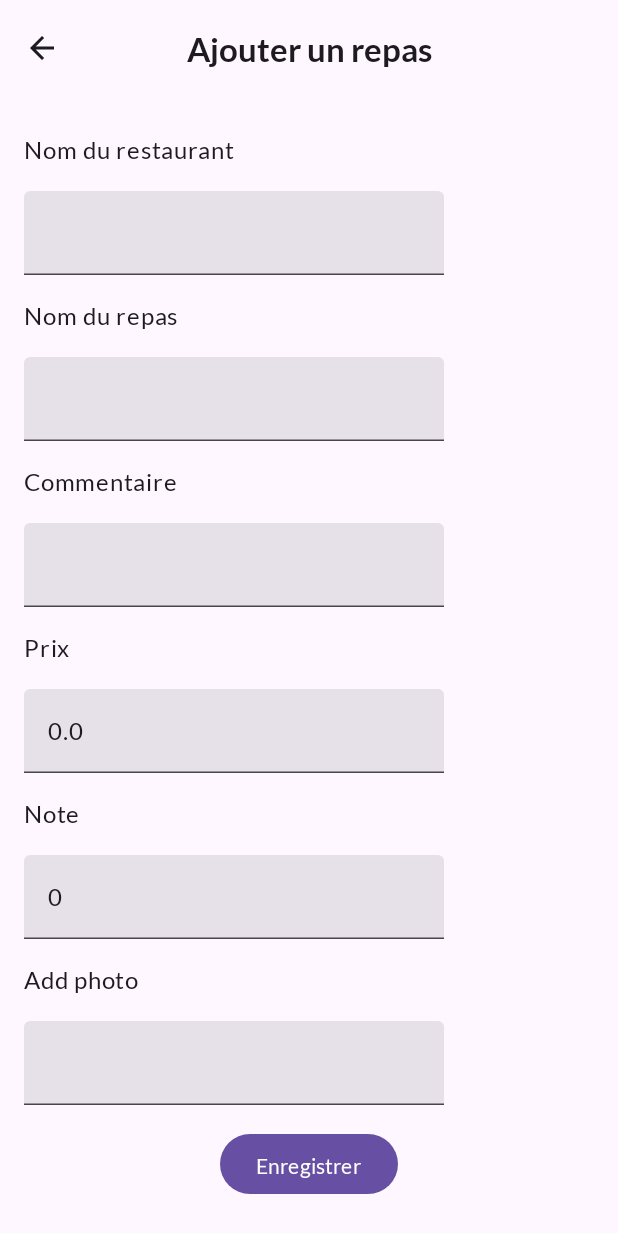
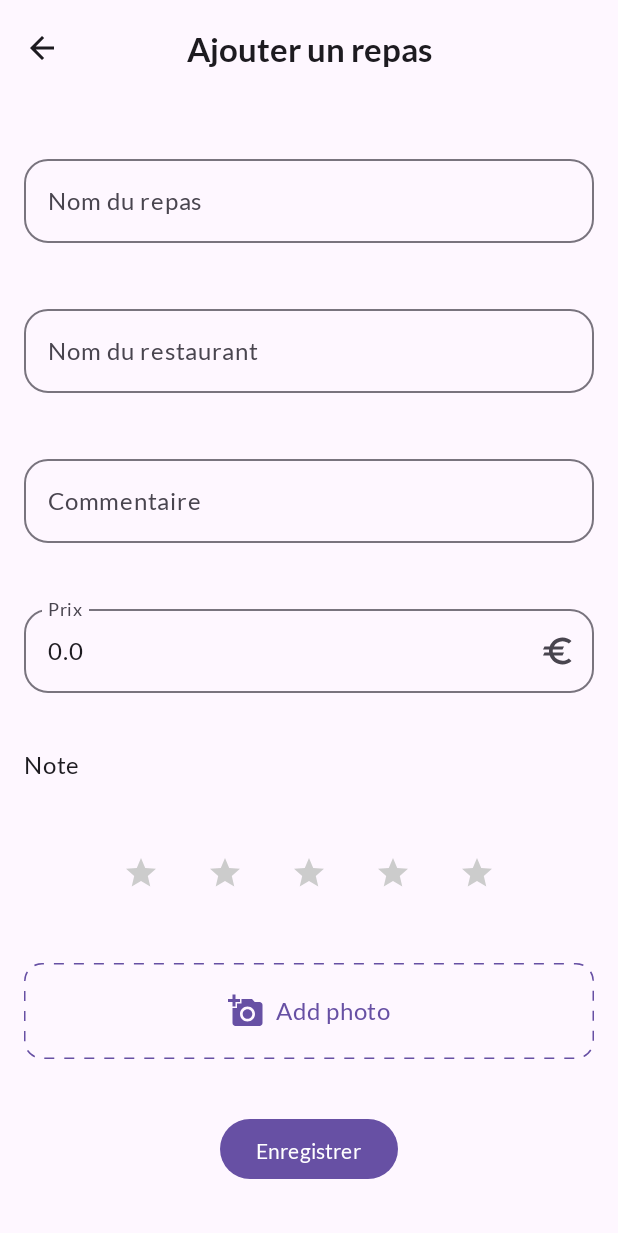
Before and after one commit to jeromedusanter95/Restorik, an Android app built with Jetpack Compose: the MealEditorScreen screen opened through its navigation route, on a phone screen of 412 x 824 dp. Shown: the top 1233 px of the screen. Run offline under Robolectric (Android 15) with nearby library versions, the phone set to English and light mode, and no system bars; our stand-ins replace Dagger/Hilt's generated code.

Commit message:
Add Editor Screen

```diff
--- a/core/ui/build.gradle.kts
+++ b/core/ui/build.gradle.kts
@@ -9,4 +9,5 @@ android {
 
 dependencies {
     api(projects.core.designSystem)
+    implementation(libs.androidx.compose.material.iconsExtended)
 }
--- /dev/null
+++ b/core/ui/src/main/java/com/jeromedusanter/restorik/core/ui/AddPhotoButton.kt
@@ -0,0 +1,83 @@
+package com.jeromedusanter.restorik.core.ui
+
+import androidx.compose.foundation.Canvas
+import androidx.compose.foundation.clickable
+import androidx.compose.foundation.layout.Arrangement
+import androidx.compose.foundation.layout.Box
+import androidx.compose.foundation.layout.Row
+import androidx.compose.foundation.layout.fillMaxWidth
+import androidx.compose.foundation.layout.height
+import androidx.compose.foundation.shape.RoundedCornerShape
+import androidx.compose.material.icons.Icons
+import androidx.compose.material.icons.filled.AddAPhoto
+import androidx.compose.material3.Icon
+import androidx.compose.material3.MaterialTheme
+import androidx.compose.material3.Text
+import androidx.compose.runtime.Composable
+import androidx.compose.ui.Alignment
+import androidx.compose.ui.Modifier
+import androidx.compose.ui.draw.clip
+import androidx.compose.ui.draw.drawBehind
+import androidx.compose.ui.geometry.CornerRadius
+import androidx.compose.ui.graphics.Color
+import androidx.compose.ui.graphics.PathEffect
+import androidx.compose.ui.graphics.drawscope.Stroke
+import androidx.compose.ui.tooling.preview.Preview
+import androidx.compose.ui.unit.dp
+import com.jeromedusanter.restorik.core.designsystem.theme.RestorikTheme
+
+@Composable
+fun AddPhotoButton(
+    onClick: () -> Unit,
+    modifier: Modifier = Modifier
+) {
+    // Use the color from your theme
+    val accentColor = MaterialTheme.colorScheme.primary
+
+    Box(
+        modifier = modifier
+            .fillMaxWidth()
+            .height(64.dp)
+            .clip(RoundedCornerShape(12.dp))
+            .clickable(onClick = onClick)
+    ) {
+        // Draw dashed border with theme color
+        Canvas(modifier = Modifier.matchParentSize()) {
+            val stroke = Stroke(
+                width = 2.dp.toPx(),
+                pathEffect = PathEffect.dashPathEffect(floatArrayOf(10f, 10f))
+            )
+            drawRoundRect(
+                color = accentColor,
+                style = stroke,
+                cornerRadius = CornerRadius(12.dp.toPx())
+            )
+        }
+
+        // Centered content
+        Row(
+            modifier = Modifier.align(Alignment.Center),
+            verticalAlignment = Alignment.CenterVertically,
+            horizontalArrangement = Arrangement.spacedBy(8.dp)
+        ) {
+            Icon(
+                imageVector = Icons.Default.AddAPhoto,
+                contentDescription = null,
+                tint = accentColor
+            )
+            Text(
+                text = "Add photo",
+                color = accentColor,
+                style = MaterialTheme.typography.bodyLarge
+            )
+        }
+    }
+}
+
+@Preview
+@Composable
+private fun AddPhotoButtonPreview() {
+    RestorikTheme {
+        AddPhotoButton(onClick = {})
+    }
+}
--- /dev/null
+++ b/core/ui/src/main/java/com/jeromedusanter/restorik/core/ui/RestorikOutlineTextField.kt
@@ -0,0 +1,48 @@
+package com.jeromedusanter.restorik.core.ui
+
+import androidx.compose.foundation.shape.RoundedCornerShape
+import androidx.compose.foundation.text.KeyboardOptions
+import androidx.compose.material3.OutlinedTextField
+import androidx.compose.material3.Text
+import androidx.compose.runtime.Composable
+import androidx.compose.ui.Modifier
+import androidx.compose.ui.tooling.preview.Preview
+import androidx.compose.ui.unit.dp
+import com.jeromedusanter.restorik.core.designsystem.theme.RestorikTheme
+
+
+@Composable
+fun RestorikOutlineTextField(
+    modifier: Modifier = Modifier,
+    value: String = "",
+    onValueChange: (String) -> Unit = {},
+    label: String? = null,
+    placeholder: String? = null,
+    singleLine: Boolean = true,
+    maxLines: Int = if (singleLine) 1 else Int.MAX_VALUE,
+    trailingIcon: @Composable (() -> Unit)? = null,
+    leadingIcon: @Composable (() -> Unit)? = null,
+    keyboardOptions: KeyboardOptions = KeyboardOptions.Default
+) {
+    OutlinedTextField(
+        value = value,
+        onValueChange = onValueChange,
+        modifier = modifier,
+        singleLine = singleLine,
+        maxLines = maxLines,
+        trailingIcon = trailingIcon,
+        leadingIcon = leadingIcon,
+        label = label?.takeIf { it.isNotBlank() }?.let { { Text(it) } },
+        placeholder = placeholder?.takeIf { it.isNotBlank() }?.let { { Text(it) } },
+        shape = RoundedCornerShape(16.dp),
+        keyboardOptions = keyboardOptions
+    )
+}
+
+@Preview(showBackground = true)
+@Composable
+private fun RestorikEditTextPreview() {
+    RestorikTheme {
+        RestorikOutlineTextField()
+    }
+}
--- /dev/null
+++ b/core/ui/src/main/java/com/jeromedusanter/restorik/core/ui/RestorikRatingBar.kt
@@ -0,0 +1,60 @@
+package com.jeromedusanter.restorik.core.ui
+
+import androidx.compose.foundation.layout.Arrangement
+import androidx.compose.foundation.layout.Row
+import androidx.compose.material.icons.Icons
+import androidx.compose.material.icons.filled.Star
+import androidx.compose.material3.Icon
+import androidx.compose.material3.IconButton
+import androidx.compose.runtime.Composable
+import androidx.compose.runtime.getValue
+import androidx.compose.runtime.mutableIntStateOf
+import androidx.compose.runtime.remember
+import androidx.compose.runtime.setValue
+import androidx.compose.ui.Alignment
+import androidx.compose.ui.Modifier
+import androidx.compose.ui.graphics.Color
+import androidx.compose.ui.tooling.preview.Preview
+import androidx.compose.ui.unit.dp
+import com.jeromedusanter.restorik.core.designsystem.theme.RestorikTheme
+
+@Composable
+fun RestorikRatingBar(
+    value: Int,
+    onValueChanged: (Int) -> Unit,
+    modifier: Modifier = Modifier,
+    maxRating: Int = 5
+) {
+    Row(
+        modifier = modifier,
+        horizontalArrangement = Arrangement.spacedBy(8.dp),
+        verticalAlignment = Alignment.CenterVertically
+    ) {
+        for (i in 1..maxRating) {
+            val isSelected = i <= value
+            IconButton(onClick = { onValueChanged(i) }) {
+                Icon(
+                    imageVector = Icons.Filled.Star,
+                    contentDescription = "$i stars",
+                    tint = if (isSelected)
+                        Color(0xFFFFC107)
+                    else
+                        Color.LightGray
+                )
+            }
+        }
+    }
+}
+
+@Preview(showBackground = true)
+@Composable
+private fun RestorikRatingBarPreview() {
+    RestorikTheme {
+        var rating by remember { mutableIntStateOf(3) }
+
+        RestorikRatingBar(
+            value = rating,
+            onValueChanged = { rating = it }
+        )
+    }
+}
--- a/feature/meal/build.gradle.kts
+++ b/feature/meal/build.gradle.kts
@@ -6,3 +6,7 @@ plugins {
 android {
     namespace = "com.jeromedusanter.restorik.feature.meal"
 }
+
+dependencies {
+    implementation(libs.androidx.compose.material.iconsExtended)
+}
--- a/feature/meal/src/main/java/com/jeromedusanter/restorik/feature/meal/editor/MealEditorScreen.kt
+++ b/feature/meal/src/main/java/com/jeromedusanter/restorik/feature/meal/editor/MealEditorScreen.kt
@@ -3,19 +3,27 @@ package com.jeromedusanter.restorik.feature.meal.editor
 import androidx.compose.foundation.layout.Arrangement
 import androidx.compose.foundation.layout.Column
 import androidx.compose.foundation.layout.fillMaxSize
+import androidx.compose.foundation.layout.fillMaxWidth
 import androidx.compose.foundation.layout.padding
+import androidx.compose.foundation.text.KeyboardOptions
+import androidx.compose.material.icons.Icons
+import androidx.compose.material.icons.filled.Euro
 import androidx.compose.material3.Button
+import androidx.compose.material3.Icon
 import androidx.compose.material3.Surface
 import androidx.compose.material3.Text
-import androidx.compose.material3.TextField
 import androidx.compose.runtime.Composable
 import androidx.compose.runtime.collectAsState
 import androidx.compose.ui.Alignment
 import androidx.compose.ui.Modifier
+import androidx.compose.ui.text.input.KeyboardType
 import androidx.compose.ui.tooling.preview.Preview
 import androidx.compose.ui.unit.dp
 import androidx.hilt.navigation.compose.hiltViewModel
 import com.jeromedusanter.restorik.core.designsystem.theme.RestorikTheme
+import com.jeromedusanter.restorik.core.ui.AddPhotoButton
+import com.jeromedusanter.restorik.core.ui.RestorikOutlineTextField
+import com.jeromedusanter.restorik.core.ui.RestorikRatingBar
 
 @Composable
 fun MealEditorScreen(
@@ -25,48 +33,61 @@ fun MealEditorScreen(
 
     val uiState = viewModel.uiState.collectAsState()
 
-    Surface(modifier = Modifier
-        .fillMaxSize()
-        .padding(16.dp)) {
+    Surface(
+        modifier = Modifier
+            .fillMaxSize()
+            .padding(16.dp)
+    ) {
         Column(
             modifier = modifier.fillMaxSize(),
-            verticalArrangement = Arrangement.SpaceAround
+            verticalArrangement = Arrangement.SpaceAround,
         ) {
-            Text("Nom du restaurant")
-            TextField(
-                value = uiState.value.restaurantName,
-                onValueChange = viewModel::updateRestaurantName
+            RestorikOutlineTextField(
+                modifier = modifier.fillMaxWidth(),
+                value = uiState.value.name,
+                onValueChange = viewModel::updateMealName,
+                label = "Nom du repas"
             )
 
-            Text("Nom du repas")
-            TextField(
-                value = uiState.value.name,
-                onValueChange = viewModel::updateMealName
+            RestorikOutlineTextField(
+                modifier = modifier.fillMaxWidth(),
+                value = uiState.value.restaurantName,
+                onValueChange = viewModel::updateRestaurantName,
+                label = "Nom du restaurant"
             )
 
-            Text("Commentaire")
-            TextField(
+            RestorikOutlineTextField(
+                modifier = modifier.fillMaxWidth(),
                 value = uiState.value.comment,
-                onValueChange = viewModel::updateMealComment
+                onValueChange = viewModel::updateMealComment,
+                singleLine = false,
+                label = "Commentaire"
             )
 
-            Text("Prix")
-            TextField(
+            RestorikOutlineTextField(
+                modifier = modifier.fillMaxWidth(),
                 value = uiState.value.priceAsString,
-                onValueChange = viewModel::updateRestaurantName
+                onValueChange = viewModel::updatePrice,
+                trailingIcon = {
+                    Icon(
+                        imageVector = Icons.Filled.Euro,
+                        contentDescription = "Euro"
+                    )
+                },
+                keyboardOptions = KeyboardOptions.Default.copy(
+                    keyboardType = KeyboardType.Number
+                ),
+                label = "Prix"
             )
 
             Text("Note")
-            TextField(
-                value = uiState.value.ratingOnFiveAsStars,
-                onValueChange = viewModel::updateRatingOnFive
+            RestorikRatingBar(
+                modifier = modifier.align(alignment = Alignment.CenterHorizontally),
+                value = uiState.value.ratingOnFive,
+                onValueChanged = viewModel::updateRating
             )
 
-            Text("Add photo")
-            TextField(
-                value = uiState.value.restaurantName,
-                onValueChange = viewModel::updateRestaurantName
-            )
+            AddPhotoButton(viewModel::addPicture)
 
             Button(
                 onClick = viewModel::saveMeal,
--- a/feature/meal/src/main/java/com/jeromedusanter/restorik/feature/meal/editor/MealEditorUiState.kt
+++ b/feature/meal/src/main/java/com/jeromedusanter/restorik/feature/meal/editor/MealEditorUiState.kt
@@ -9,7 +9,7 @@ data class MealEditorUiState(
     val name: String,
     val comment: String,
     val priceAsString: String,
-    val ratingOnFiveAsStars: String,
+    val ratingOnFive: Int,
     val picturePathList: List<String>
 ) {
     companion object {
@@ -19,7 +19,7 @@ data class MealEditorUiState(
             name = "",
             comment = "",
             priceAsString = "0.0",
-            ratingOnFiveAsStars = "0",
+            ratingOnFive = 0,
             picturePathList = emptyList()
         )
     }
```
Also changed, not shown: core/ui/src/main/java/com/jeromedusanter/restorik/core/ui/RestorikEditText.kt (deleted, +0 -10 lines), core/ui/src/main/java/com/jeromedusanter/restorik/core/ui/RestorikTextFieldWithLabel.kt (added, +36 -0 lines), feature/meal/src/main/java/com/jeromedusanter/restorik/feature/meal/editor/MealEditorViewModel.kt (+6 -2 lines).
